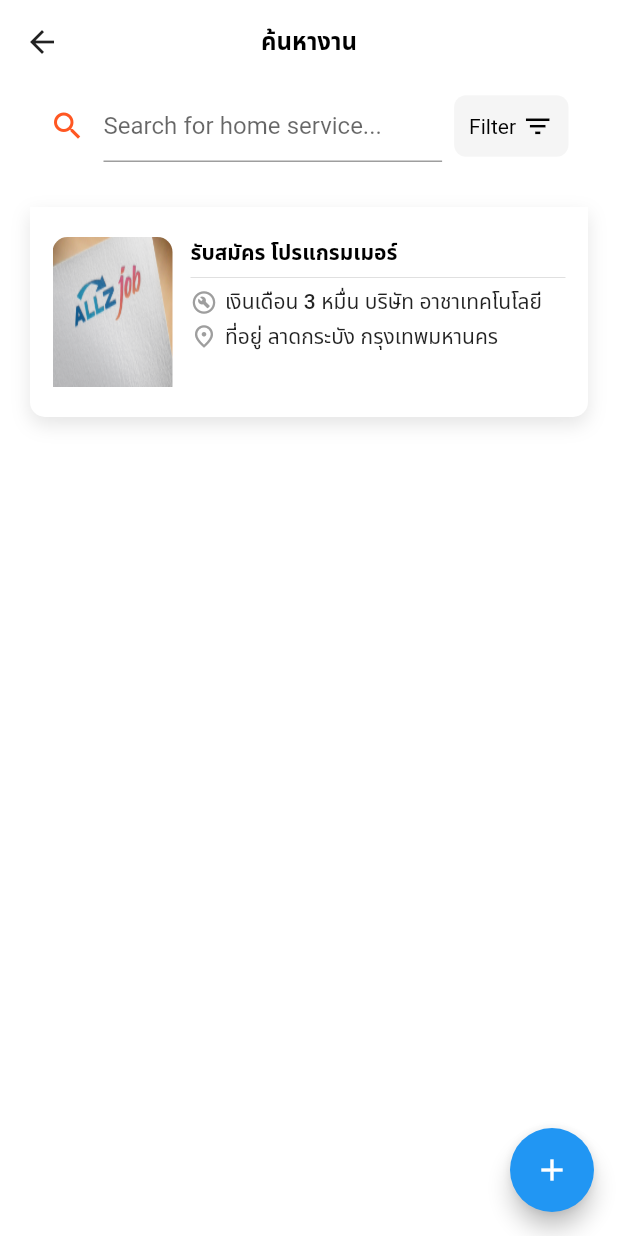
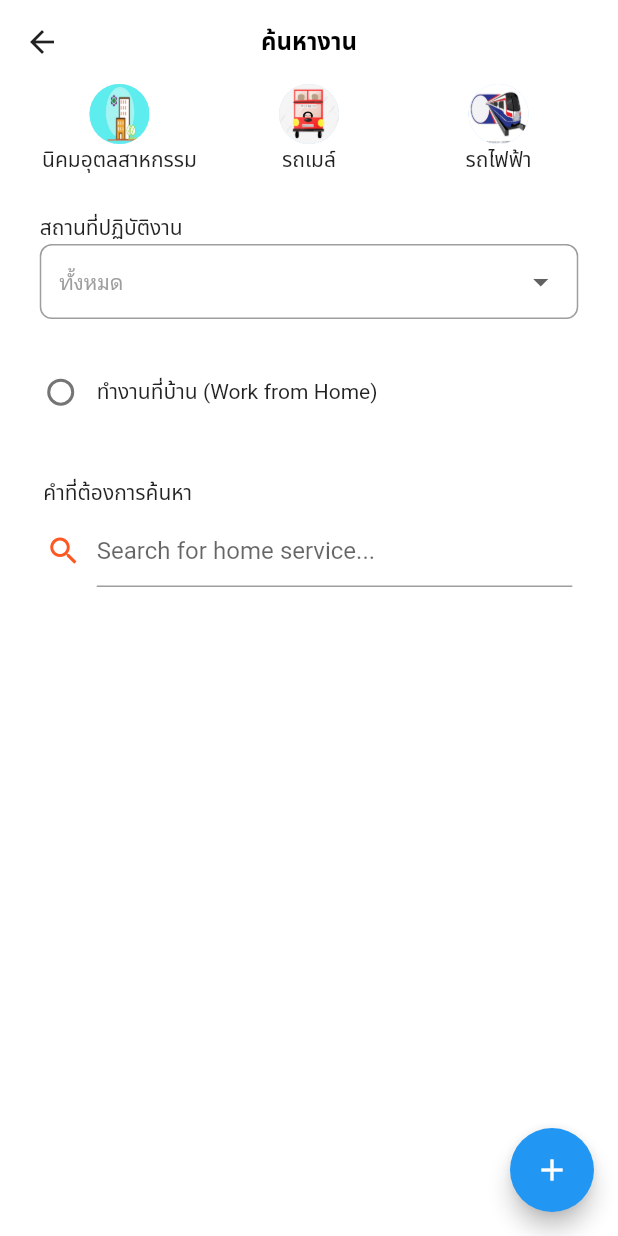
Before and after one commit to cosdemonamezon/alljob, a Flutter app: the SearchScreen screen opened directly, on a phone screen of 412 x 824 dp. Run offline on Flutter 3.47's test engine with Material 2 defaults, Android fonts, the phone set to English and light mode, and no system bars; our stand-ins replace carousel_slider, flutter_svg, intl_phone_field, shared_preferences; accounts and stored records are empty.

Commit message:
Add page หน้าค้นหา

```diff
--- a/lib/Screen/Alljob/Search/SearchScreen.dart
+++ b/lib/Screen/Alljob/Search/SearchScreen.dart
@@ -1,4 +1,3 @@
-
 import 'package:alljob/Screen/Alljob/Search/AddJobRecruitScreen.dart';
 import 'package:alljob/Screen/Alljob/Search/Widgets/CardJobList.dart';
 import 'package:flutter/material.dart';
@@ -26,17 +25,165 @@ class _SearchScreenState extends State<SearchScreen> {
       "mm": "Feb"
     }
   ];
+
+  final List<String> _dropdownValues = [
+    "ทั้งหมด",
+    "รถไฟฟ้าและ  BRT",
+    "รถเมล์",
+    "นิคมอุตสาหกรรม",
+  ];
+  String _selectedValue = 'ทั้งหมด';
+  bool isChecked = false;
+
   @override
   Widget build(BuildContext context) {
+    final size = MediaQuery.of(context).size;
     return Scaffold(
       appBar: AppBar(
         title: Text('ค้นหางาน'),
       ),
-      body: ListView(
-        children: [
-          buildSearchBar(),
-          CardJobList(list: productlist[0]),
-        ],
+      body: SingleChildScrollView(
+        child: Padding(
+          padding: EdgeInsets.symmetric(horizontal: size.width * 0.04),
+          child: Column(
+            children: [
+              Row(
+                mainAxisAlignment: MainAxisAlignment.spaceBetween,
+                children: [
+                  Expanded(
+                    flex: 3,
+                    child: Column(
+                      children: [
+                        CircleAvatar(
+                          backgroundImage: AssetImage('assets/icons/n1.png'),
+                          //child: Image.asset('assets/icons/n1.png',fit: BoxFit.fill,),
+                        ),
+                        Text('นิคมอุตลสาหกรรม')
+                      ],
+                    ),
+                  ),
+                  Expanded(
+                    flex: 3,
+                    child: Column(
+                      children: [
+                        CircleAvatar(
+                          backgroundImage: AssetImage('assets/icons/m1.png'),
+                          //child: Image.asset('assets/icons/m1.png',fit: BoxFit.fill,),
+                        ),
+                        Text('รถเมล์')
+                      ],
+                    ),
+                  ),
+                  Expanded(
+                    flex: 3,
+                    child: Column(
+                      children: [
+                        CircleAvatar(
+                          backgroundImage: AssetImage('assets/icons/f1.png'),
+                          //child: Image.asset('assets/icons/f1.png',fit: BoxFit.fill,),
+                        ),
+                        Text('รถไฟฟ้า')
+                      ],
+                    ),
+                  ),
+                ],
+              ),
+              SizedBox(
+                height: size.height * 0.03,
+              ),
+              Column(
+                crossAxisAlignment: CrossAxisAlignment.start,
+                children: [
+                  Text('สถานที่ปฏิบัติงาน'),
+                  Container(
+                    padding: EdgeInsets.only(left: 12, right: 12),
+                    decoration: BoxDecoration(
+                        borderRadius: BorderRadius.circular(8.0),
+                        border: Border.all(color: Colors.grey),
+                        color: Colors.white),
+                    child: DropdownButtonHideUnderline(
+                      child: DropdownButton(
+                        style: TextStyle(
+                            fontWeight: FontWeight.w500, color: Colors.grey),
+                        items: _dropdownValues
+                            .map((value) => DropdownMenuItem(
+                                  child: SizedBox(
+                                    width: size.width * 0.75,
+                                    child: Text(
+                                      value,
+                                      textAlign: TextAlign.start,
+                                      style: TextStyle(
+                                          fontWeight: FontWeight.w500),
+                                    ),
+                                  ),
+                                  value: value,
+                                ))
+                            .toList(),
+                        isExpanded: false,
+                        value: _selectedValue,
+                        onChanged: (String? value) async {
+                          setState(() {
+                            _selectedValue = value!;
+                          });
+                        },
+                      ),
+                    ),
+                  ),
+                ],
+              ),
+              SizedBox(
+                height: size.height * 0.03,
+              ),
+              Row(
+                children: [
+                  Checkbox(
+                    shape: RoundedRectangleBorder(
+                        borderRadius: BorderRadius.all(Radius.circular(10.0))),
+                    checkColor: Colors.white,
+                    value: isChecked,
+                    onChanged: (bool? value) {
+                      setState(() {
+                        isChecked = value!;
+                      });
+                    },
+                  ),
+                  Text('ทำงานที่บ้าน (Work from Home)'),
+                ],
+              ),
+              SizedBox(
+                height: size.height * 0.04,
+              ),
+              ListView(
+                shrinkWrap: true,
+                scrollDirection: Axis.vertical,
+                physics: const ClampingScrollPhysics(),
+                children: [
+                  Column(
+                    crossAxisAlignment: CrossAxisAlignment.start,
+                    children: [
+                      Padding(
+                        padding:
+                            EdgeInsets.symmetric(horizontal: size.width * 0.03),
+                        child: Text('คำที่ต้องการค้นหา'),
+                      ),
+                      buildSearchBar(),
+                    ],
+                  ),
+                  searchController.text != ''
+                      ? ListView(
+                        shrinkWrap: true,
+                        scrollDirection: Axis.vertical,
+                        physics: const ClampingScrollPhysics(),
+                          children: List.generate(20,
+                              (index) => CardJobList(list: productlist[0])),
+                        )
+                      //CardJobList(list: productlist[0])
+                      : SizedBox(),
+                ],
+              ),
+            ],
+          ),
+        ),
       ),
       floatingActionButton: FloatingActionButton(
         onPressed: () {
@@ -53,7 +200,7 @@ class _SearchScreenState extends State<SearchScreen> {
     return Hero(
       tag: 'tag',
       child: Container(
-        margin: EdgeInsets.only(left: 20, right: 20, bottom: 16),
+        margin: EdgeInsets.only(left: 1, right: 1, bottom: 1),
         padding: EdgeInsets.symmetric(horizontal: 12, vertical: 3),
         decoration: BoxDecoration(
             color: Colors.white,
@@ -64,7 +211,7 @@ class _SearchScreenState extends State<SearchScreen> {
         child: Row(
           children: [
             Padding(
-              padding: const EdgeInsets.only(right: 12, left: 0),
+              padding: const EdgeInsets.only(right: 10, left: 0),
               child: Icon(Icons.search, color: Colors.deepOrange),
             ),
             Expanded(
@@ -82,35 +229,35 @@ class _SearchScreenState extends State<SearchScreen> {
                 ),
               ),
             ),
-            SizedBox(width: 8),
-            GestureDetector(
-              onTap: () {},
-              child: Container(
-                padding: const EdgeInsets.only(
-                    right: 10, left: 10, top: 10, bottom: 10),
-                decoration: BoxDecoration(
-                  borderRadius: BorderRadius.all(Radius.circular(8)),
-                  color: Colors.grey.withOpacity(0.1),
-                ),
-                child: Wrap(
-                  crossAxisAlignment: WrapCrossAlignment.center,
-                  spacing: 4,
-                  children: [
-                    Text(
-                      "Filter",
-                      style: TextStyle(
-                          color: Colors
-                              .black), //TextStyle(color: Get.theme.hintColor),
-                    ),
-                    Icon(
-                      Icons.filter_list,
-                      color: Colors.black,
-                      size: 21,
-                    ),
-                  ],
-                ),
-              ),
-            ),
+            // SizedBox(width: 8),
+            // GestureDetector(
+            //   onTap: () {},
+            //   child: Container(
+            //     padding: const EdgeInsets.only(
+            //         right: 10, left: 10, top: 10, bottom: 10),
+            //     decoration: BoxDecoration(
+            //       borderRadius: BorderRadius.all(Radius.circular(8)),
+            //       color: Colors.grey.withOpacity(0.1),
+            //     ),
+            //     child: Wrap(
+            //       crossAxisAlignment: WrapCrossAlignment.center,
+            //       spacing: 4,
+            //       children: [
+            //         Text(
+            //           "Filter",
+            //           style: TextStyle(
+            //               color: Colors
+            //                   .black), //TextStyle(color: Get.theme.hintColor),
+            //         ),
+            //         Icon(
+            //           Icons.filter_list,
+            //           color: Colors.black,
+            //           size: 21,
+            //         ),
+            //       ],
+            //     ),
+            //   ),
+            // ),
           ],
         ),
       ),
```
Also changed, not shown: assets/icons/f1.png (added), assets/icons/m1.png (added), assets/icons/n1.png (added).
